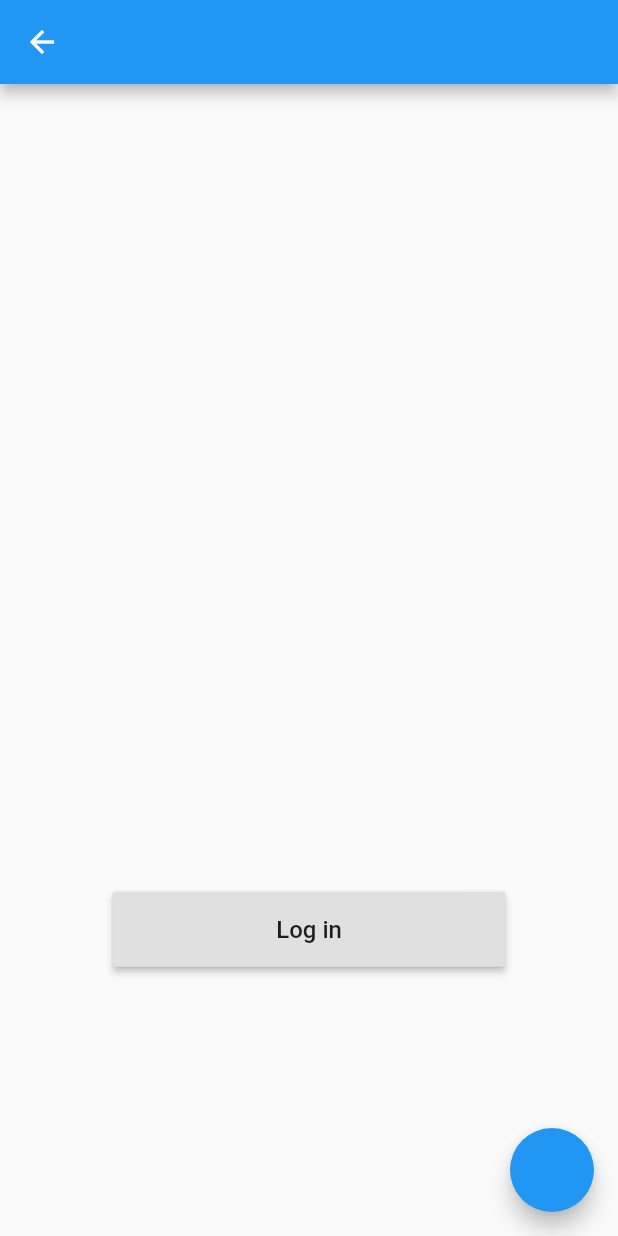
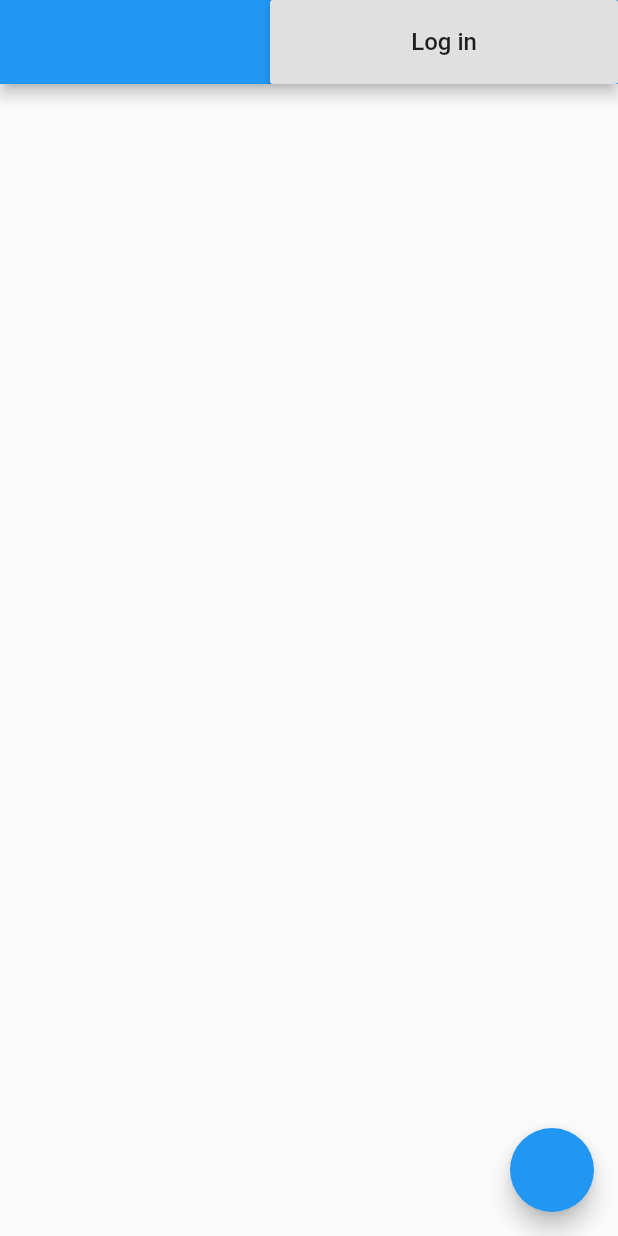
Before and after one commit to MCtoTheMax/my_daily_deeds, a Flutter app: the HomePage screen opened directly, on a phone screen of 412 x 824 dp. Run offline on Flutter 3.47's test engine with Material 2 defaults, Android fonts, the phone set to English and light mode, and no system bars; our stand-ins replace firebase_auth, flutter_redux, google_sign_in, redux; missing offline and left inert: redux_logging; accounts and stored records are empty.

Commit message:
Login Screen Added

```diff
--- a/lib/containers/auth_button/auth_button_container.dart
+++ b/lib/containers/auth_button/auth_button_container.dart
@@ -12,7 +12,7 @@ class GoogleAuthButtonContainer extends StatelessWidget {
       converter: _ViewModel.fromStore,
       builder: (BuildContext context, _ViewModel vm) {
         return GoogleAuthButton(
-            buttonText: vm.buttonText, onPressedCallback: vm.onPressedCallback);
+            buttonText: vm.buttonText, buttonWidth: vm.buttonWidth, onPressedCallback: vm.onPressedCallback);
       },
     );
   }
@@ -20,9 +20,10 @@ class GoogleAuthButtonContainer extends StatelessWidget {
 
 class _ViewModel {
   final String buttonText;
+  final double buttonWidth;
   final Function onPressedCallback;
 
-  _ViewModel({this.buttonText, this.onPressedCallback});
+  _ViewModel({this.buttonText, this.onPressedCallback, this.buttonWidth,});
 
   static _ViewModel fromStore(Store<AppState> store) {
     // This is a bit of a more complex _viewModel
@@ -33,6 +34,7 @@ class _ViewModel {
 
     return _ViewModel(
       buttonText: store.state.currentUser != null ? 'Log out' : 'Log in',
+      buttonWidth: store.state.currentUser != null ? 328 : 200,
       onPressedCallback: () {
         if (store.state.currentUser != null) {
           store.dispatch(LogOut());
--- a/lib/containers/auth_button/google_auth_button.dart
+++ b/lib/containers/auth_button/google_auth_button.dart
@@ -2,18 +2,17 @@ import 'package:flutter/material.dart';
 
 class GoogleAuthButton extends StatelessWidget {
   final String buttonText;
+  final double buttonWidth;
   final Function onPressedCallback;
 
-  GoogleAuthButton({@required this.buttonText, this.onPressedCallback});
-
+  GoogleAuthButton({@required this.buttonText, this.onPressedCallback, this.buttonWidth});
 
   @override
   Widget build(BuildContext context) {
     return RaisedButton(
       onPressed: onPressedCallback,
       child: Container(
-        width: 230,
-        height: 50,
+        width: buttonWidth,
         alignment: Alignment.center,
         child: Row(
           mainAxisAlignment: MainAxisAlignment.center,
--- a/lib/routes/home_page.dart
+++ b/lib/routes/home_page.dart
@@ -3,17 +3,24 @@ import 'package:my_daily_deeds/containers/auth_button/auth_button_container.dart
 import 'package:my_daily_deeds/containers/user_profile/user_profile.dart';
 
 class HomePage extends StatelessWidget {
+
   @override
   Widget build(BuildContext context) {
     return Scaffold(
-        appBar: AppBar(),
+        appBar: AppBar(
+
+          leading: Container(),
+          actions: <Widget>[
+            GoogleAuthButtonContainer(),
+          ],
+        ),
         body: Container(
           alignment: Alignment.center,
           child: Column(
             mainAxisAlignment: MainAxisAlignment.spaceAround,
             children: <Widget>[
               CurrentUserProfile(),
-              GoogleAuthButtonContainer()
+
             ],
           ),
         ),
```
